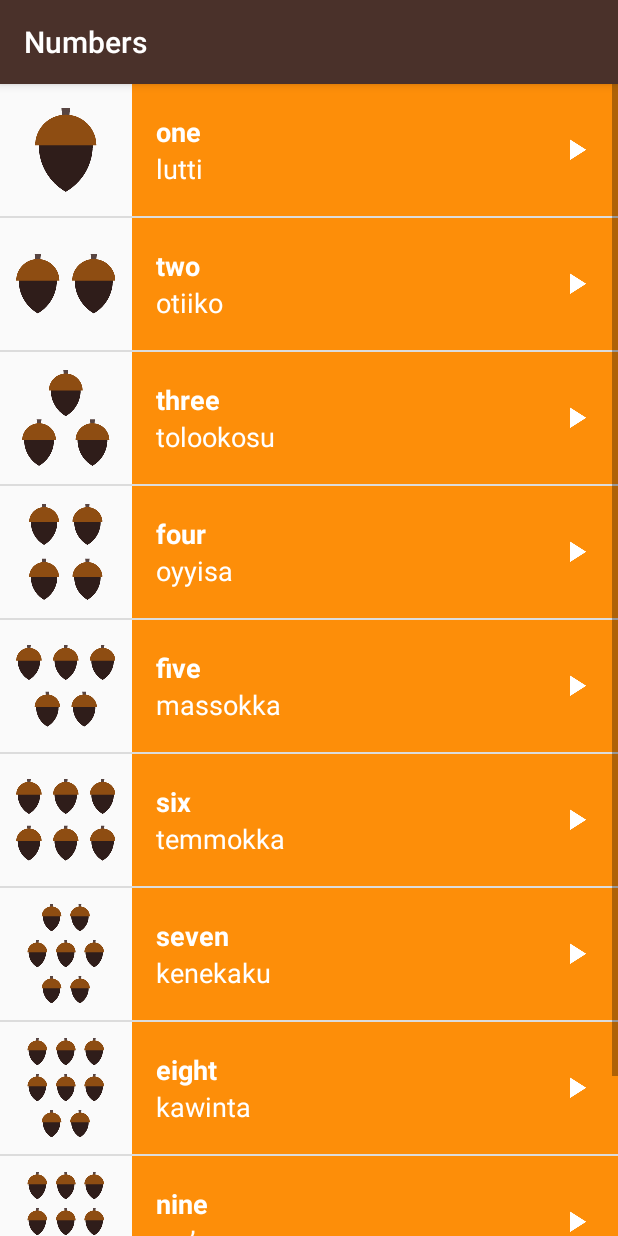
After one commit to halfpants/androidStudy, an Android app: the NumbersFragment screen opened directly, with no data from a screen before it, on a phone screen of 412 x 824 dp. The commit adds this screen. Run offline under Robolectric (Android 15) with nearby library versions, the phone set to English and light mode, and no system bars.

Commit message:
pagingView 를 위하여 fragment 형태로 전환

```diff
--- /dev/null
+++ b/ud839_Miwok-Starter-code/app/src/main/java/com/example/android/miwok/NumbersFragment.java
@@ -0,0 +1,137 @@
+package com.example.android.miwok;
+
+
+import android.content.Context;
+import android.media.AudioManager;
+import android.media.MediaPlayer;
+import android.os.Bundle;
+import android.support.v4.app.Fragment;
+import android.view.LayoutInflater;
+import android.view.View;
+import android.view.ViewGroup;
+import android.widget.AdapterView;
+import android.widget.ListView;
+import android.widget.TextView;
+
+import java.util.ArrayList;
+
+/**
+ * A simple {@link Fragment} subclass.
+ */
+public class NumbersFragment extends Fragment {
+
+    private MediaPlayer mediaPlayer;
+
+    private AudioManager mAudioManager;
+
+    AudioManager.OnAudioFocusChangeListener audioFocusChangeListener = new AudioManager.OnAudioFocusChangeListener() {
+        @Override
+        public void onAudioFocusChange(int focusChange) {
+            // Call back to cahnge a focus
+            switch (focusChange) {
+                case AudioManager.AUDIOFOCUS_GAIN:
+                    // Resume playback
+                    mediaPlayer.start();
+                    break;
+                case AudioManager.AUDIOFOCUS_LOSS:
+                    // stop playback
+                    releaseMediaPlayer();
+                    break;
+                case AudioManager.AUDIOFOCUS_LOSS_TRANSIENT:
+                    //fall through down
+                case AudioManager.AUDIOFOCUS_LOSS_TRANSIENT_CAN_DUCK:
+                    // pause
+                    mediaPlayer.pause();
+                    mediaPlayer.seekTo(0);
+                    break;
+            }
+        }
+    };
+
+    private MediaPlayer.OnCompletionListener mCompletionListener = new MediaPlayer.OnCompletionListener() {
+        @Override
+        public void onCompletion(MediaPlayer mediaPlayer) {
+            releaseMediaPlayer();
+        }
+    };
+
+    public NumbersFragment() {
+        // Required empty public constructor
+    }
+
+
+    @Override
+    public View onCreateView(LayoutInflater inflater, ViewGroup container,
+                             Bundle savedInstanceState) {
+        View rootView = inflater.inflate(R.layout.word_list, container, false);
+
+        /** TODO: Insert all the code from the NumberActivity’s onCreate() method after the setContentView method call */
+
+        mAudioManager = (AudioManager) getActivity().getSystemService(Context.AUDIO_SERVICE);
+
+
+        final ArrayList<Word> words = new ArrayList<Word>();
+
+        words.add(new Word("one", "lutti", R.drawable.number_one, R.raw.number_one));
+        words.add(new Word("two", "otiiko", R.drawable.number_two,  R.raw.number_two));
+        words.add(new Word("three", "tolookosu", R.drawable.number_three,  R.raw.number_three));
+        words.add(new Word("four", "oyyisa", R.drawable.number_four, R.raw.number_four));
+        words.add(new Word("five", "massokka", R.drawable.number_five, R.raw.number_five));
+        words.add(new Word("six", "temmokka", R.drawable.number_six, R.raw.number_six));
+        words.add(new Word("seven", "kenekaku", R.drawable.number_seven, R.raw.number_seven));
+        words.add(new Word("eight", "kawinta", R.drawable.number_eight, R.raw.number_eight));
+        words.add(new Word("nine", "wo’e", R.drawable.number_nine, R.raw.number_nine));
+        words.add(new Word("ten", "na’aacha", R.drawable.number_ten, R.raw.number_ten));
+
+        WordAdapter itemAdapter = new WordAdapter(getActivity(), words, R.color.category_numbers);
+
+        ListView listView = (ListView) rootView.findViewById(R.id.list);
+        listView.setAdapter(itemAdapter);
+
+        listView.setOnItemClickListener(new AdapterView.OnItemClickListener() {
+            @Override
+            public void onItemClick(AdapterView<?> adapterView, View view, int i, long l) {
+
+                releaseMediaPlayer();
+
+                Word word = words.get(i);
+
+
+//                Log.i("NumbersActivity", "Current word: " + word);
+                int result = mAudioManager.requestAudioFocus(audioFocusChangeListener, AudioManager.STREAM_MUSIC, AudioManager.AUDIOFOCUS_GAIN_TRANSIENT);
+
+                if (result == AudioManager.AUDIOFOCUS_REQUEST_GRANTED) {
+                    // Start playback
+//                    mAudioManager.registerAudioDeviceCallback(RemoteControlReceiver);
+                    mediaPlayer = MediaPlayer.create(getActivity(), word.getMediaResourceId());
+
+                    mediaPlayer.start();
+
+                    mediaPlayer.setOnCompletionListener(mCompletionListener);
+
+                }
+
+
+            }
+        });
+
+        return rootView;
+    }
+
+    @Override
+    public void onStop() {
+        super.onStop();
+        releaseMediaPlayer();
+    }
+
+    private void releaseMediaPlayer() {
+        if (mediaPlayer != null) {
+            mediaPlayer.release();
+
+            mediaPlayer = null;
+            mAudioManager.abandonAudioFocus(audioFocusChangeListener);
+        }
+    }
+
+
+}
--- /dev/null
+++ b/ud839_Miwok-Starter-code/app/src/main/res/layout/activity_category.xml
@@ -0,0 +1,8 @@
+<?xml version="1.0" encoding="utf-8"?>
+<LinearLayout
+    xmlns:android="http://schemas.android.com/apk/res/android" android:layout_width="match_parent"
+    android:layout_height="match_parent"
+    android:id="@+id/container"
+    android:orientation="vertical">
+
+</LinearLayout>
--- /dev/null
+++ b/ud839_Miwok-Starter-code/app/src/main/res/layout/word_list.xml
@@ -0,0 +1,18 @@
+<?xml version="1.0" encoding="utf-8"?>
+<!-- Copyright (C) 2016 The Android Open Source Project
+     Licensed under the Apache License, Version 2.0 (the "License");
+     you may not use this file except in compliance with the License.
+     You may obtain a copy of the License at
+          http://www.apache.org/licenses/LICENSE-2.0
+     Unless required by applicable law or agreed to in writing, software
+     distributed under the License is distributed on an "AS IS" BASIS,
+     WITHOUT WARRANTIES OR CONDITIONS OF ANY KIND, either express or implied.
+     See the License for the specific language governing permissions and
+     limitations under the License.
+-->
+<ListView xmlns:android="http://schemas.android.com/apk/res/android"
+    android:id="@+id/list"
+    android:orientation="vertical"
+    android:layout_width="match_parent"
+    android:layout_height="match_parent"
+    android:drawSelectorOnTop="true"/>
--- a/ud839_Miwok-Starter-code/app/src/main/res/values/strings.xml
+++ b/ud839_Miwok-Starter-code/app/src/main/res/values/strings.xml
@@ -27,4 +27,7 @@
 
     <!-- Category name for the vocabulary words for family members [CHAR LIMIT=20] -->
     <string name="category_family">Family Members</string>
+
+    <!-- TODO: Remove or change this placeholder text -->
+    <string name="hello_blank_fragment">Hello blank fragment</string>
 </resources>
```
Also changed, not shown: ud839_Miwok-Starter-code/app/src/main/java/com/example/android/miwok/NumbersActivity.java (+4 -116 lines).
